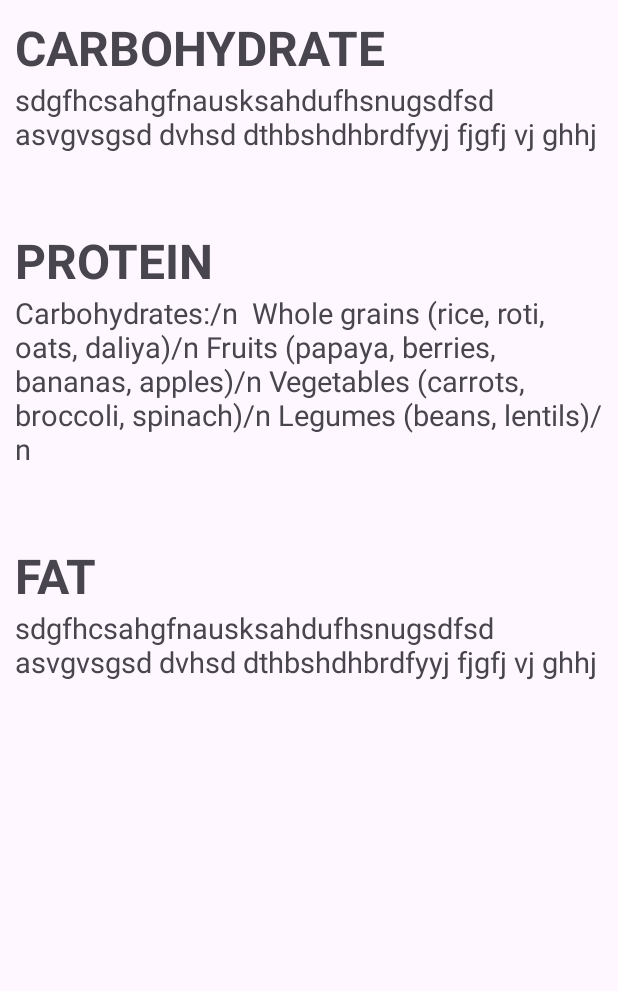
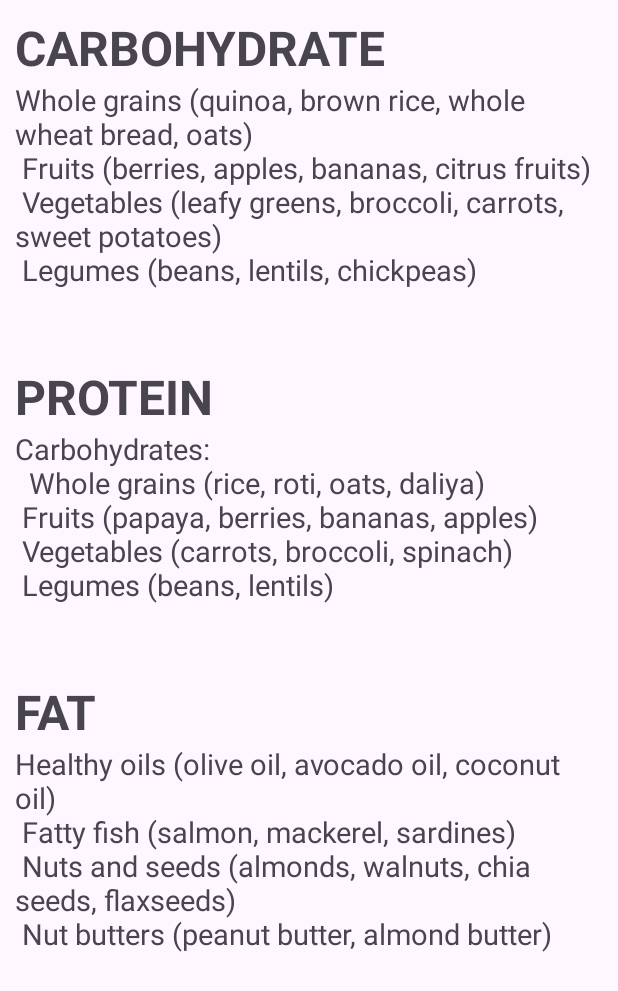
Before and after one commit to samantray-suvam/NUTRITIONIST, an Android app: the layout activity_adult_macro.xml on its own in the app's theme, with its tools: preview values and no code run, on a phone screen of 412 x 824 dp. Shown: the top 991 px of the screen. Run offline under Robolectric (Android 15) with nearby library versions, the phone set to English and light mode, and no system bars.

Commit message:
Update activity_adult_macro.xml

```diff
--- a/app/src/main/res/layout/activity_adult_macro.xml
+++ b/app/src/main/res/layout/activity_adult_macro.xml
@@ -36,11 +36,10 @@
                     android:layout_width="match_parent"
                     android:layout_height="wrap_content"
                     android:layout_weight="1"
-                    android:text="sdgfhcsahgfnausksahdufhsnugsdfsd
-asvgvsgsd
-dvhsd
-dthbshdhbrdfyyj fjgfj
-vj ghhj"
+                    android:text="Whole grains (quinoa, brown rice, whole wheat bread, oats)\n
+Fruits (berries, apples, bananas, citrus fruits)\n
+Vegetables (leafy greens, broccoli, carrots, sweet potatoes)\n
+Legumes (beans, lentils, chickpeas)"
                     android:textSize="19dp"/>
             </LinearLayout>
 
@@ -65,12 +64,12 @@ vj ghhj"
                     android:layout_width="match_parent"
                     android:layout_height="wrap_content"
                     android:layout_weight="1"
-                    android:text="Carbohydrates:/n
+                    android:text="Carbohydrates:\n
 
-Whole grains (rice, roti, oats, daliya)/n
-Fruits (papaya, berries, bananas, apples)/n
-Vegetables (carrots, broccoli, spinach)/n
-Legumes (beans, lentils)/n"
+Whole grains (rice, roti, oats, daliya)\n
+Fruits (papaya, berries, bananas, apples)\n
+Vegetables (carrots, broccoli, spinach)\n
+Legumes (beans, lentils)"
                     android:textSize="19dp"/>
             </LinearLayout>
 
@@ -93,11 +92,10 @@ Legumes (beans, lentils)/n"
                     android:layout_width="match_parent"
                     android:layout_height="wrap_content"
                     android:layout_weight="1"
-                    android:text="sdgfhcsahgfnausksahdufhsnugsdfsd
-asvgvsgsd
-dvhsd
-dthbshdhbrdfyyj fjgfj
-vj ghhj"
+                    android:text="Healthy oils (olive oil, avocado oil, coconut oil)\n
+Fatty fish (salmon, mackerel, sardines)\n
+Nuts and seeds (almonds, walnuts, chia seeds, flaxseeds)\n
+Nut butters (peanut butter, almond butter)"
                     android:textSize="19dp"/>
             </LinearLayout>
         </LinearLayout>
```
